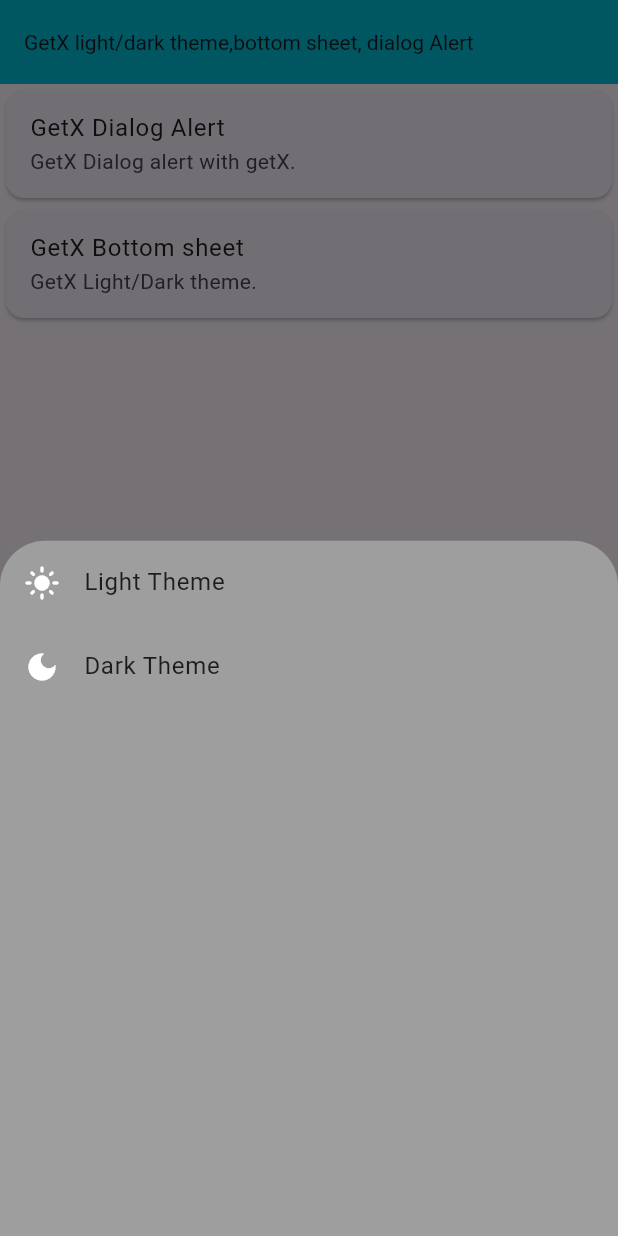
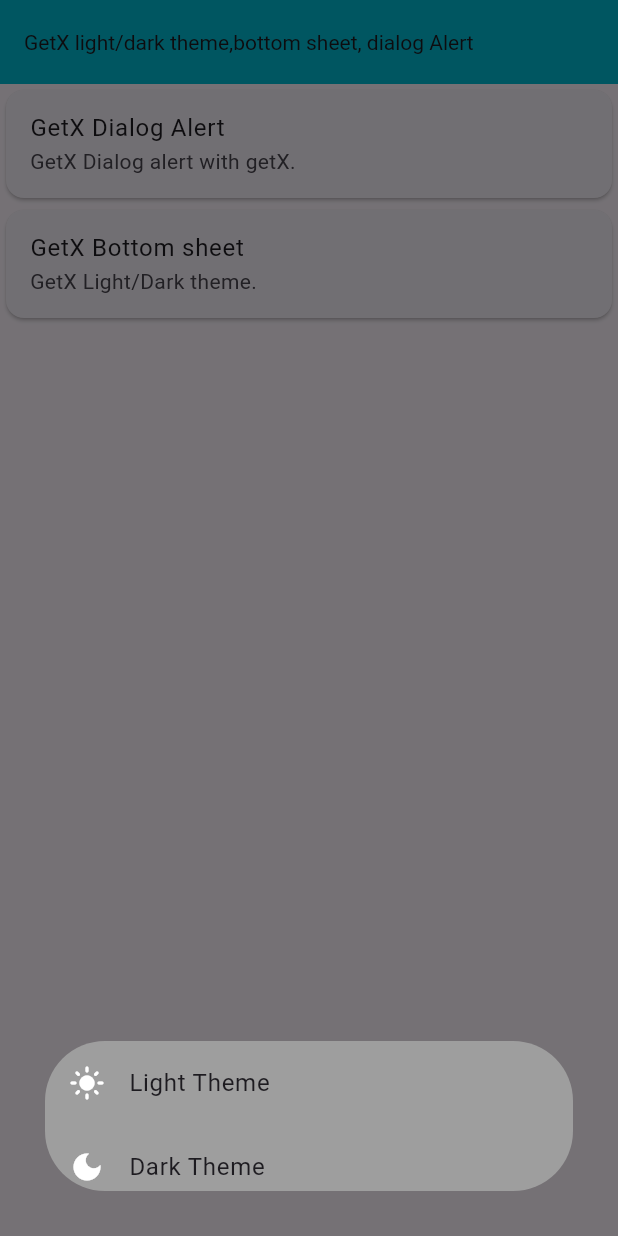
Before and after one commit to Jahid01234/getx_all_code, a Flutter app: the screen it shows after launch, after a tap on "GetX Bottom sheet", on a phone screen of 412 x 824 dp. Run offline on Flutter 3.47's test engine with Material 3 defaults, Android fonts, the light colour scheme and no system bars; our stand-ins replace get.

Commit message:
add mergin in bottom sheet

```diff
--- a/lib/HomeScreen.dart
+++ b/lib/HomeScreen.dart
@@ -1,3 +1,4 @@
+import 'package:flutter/cupertino.dart';
 import 'package:flutter/material.dart';
 import 'package:get/get.dart';
 
@@ -90,12 +91,17 @@ class HomeScreen extends StatelessWidget {
                 // bottomSheet show
                 Get.bottomSheet(
                  Container(
-                   decoration: const  BoxDecoration(
+                   height: 100,
+                   margin: const EdgeInsets.all(30),
+                   decoration:   BoxDecoration(
                      color: Colors.grey,
-                     borderRadius: BorderRadius.only(
-                       topLeft: Radius.circular(30),
-                       topRight: Radius.circular(30),
-                     )
+                     // borderRadius: BorderRadius.only(
+                     //   topLeft: Radius.circular(30),
+                     //   topRight: Radius.circular(30),
+                     // )
+                     borderRadius: BorderRadius.circular(40)
+
+
                    ),
                    child: Column(
                      children: [
```
